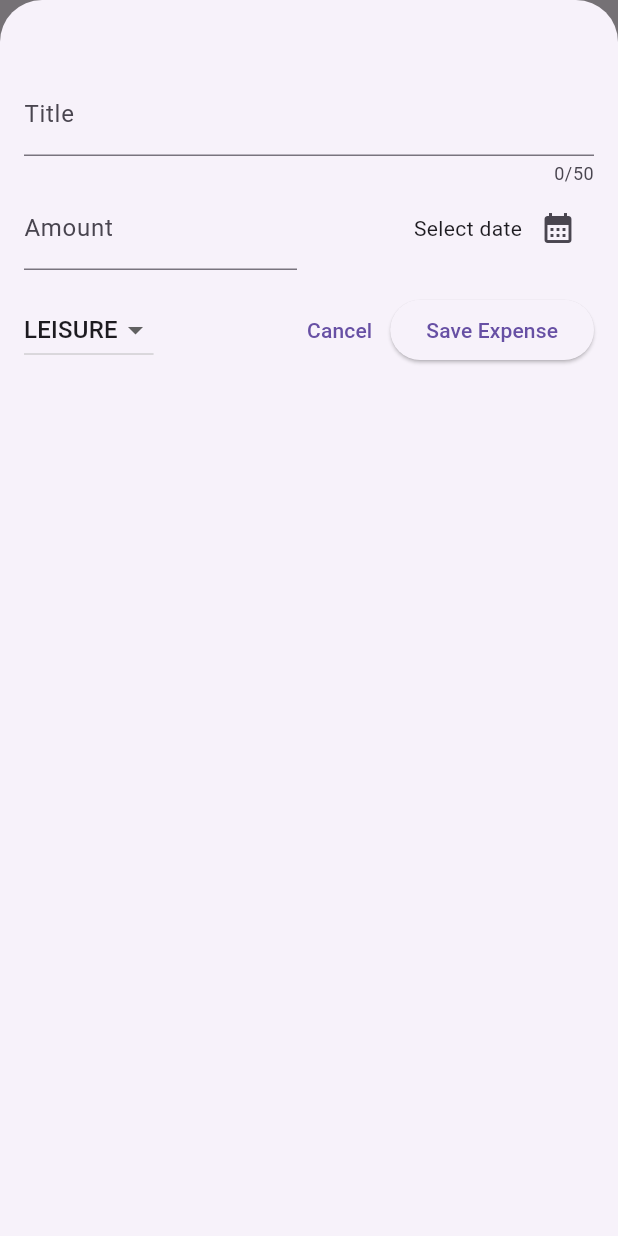
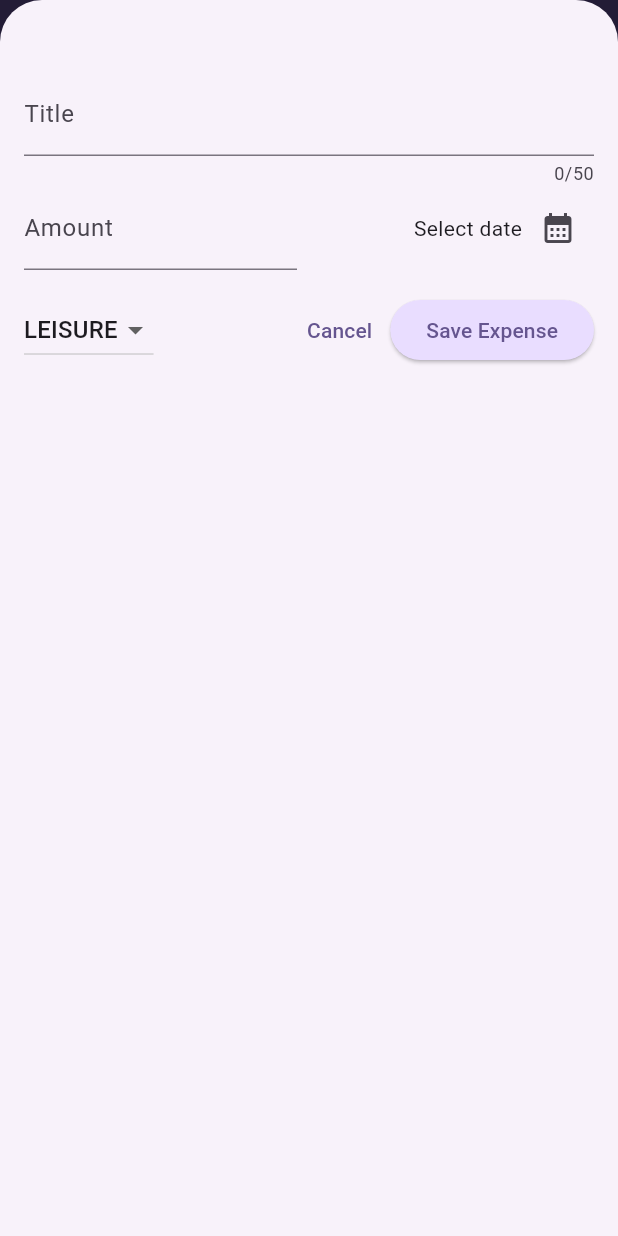
Before and after one commit to gersonnoboa/expense_tracker, a Flutter app: the screen it shows after launch, after a tap on the "add" icon, on a phone screen of 412 x 824 dp. Run offline on Flutter 3.47's test engine with Material 3 defaults, Android fonts, the phone set to English and light mode, and no system bars.

Commit message:
Add theming

```diff
--- a/lib/main.dart
+++ b/lib/main.dart
@@ -1,8 +1,38 @@
 import 'package:expense_tracker/widgets/expenses.dart';
 import 'package:flutter/material.dart';
 
+var kColorScheme =
+    ColorScheme.fromSeed(seedColor: const Color.fromARGB(255, 96, 59, 181));
 void main() {
-  runApp(const MaterialApp(
-    home: Expenses(),
-  ));
+  runApp(
+    MaterialApp(
+      theme: ThemeData().copyWith(
+        colorScheme: kColorScheme,
+        appBarTheme: const AppBarTheme().copyWith(
+          backgroundColor: kColorScheme.onPrimaryContainer,
+          foregroundColor: kColorScheme.primaryContainer,
+        ),
+        cardTheme: const CardTheme().copyWith(
+          color: kColorScheme.secondaryContainer,
+          margin: const EdgeInsets.symmetric(
+            horizontal: 16,
+            vertical: 8,
+          ),
+        ),
+        elevatedButtonTheme: ElevatedButtonThemeData(
+          style: ElevatedButton.styleFrom(
+            backgroundColor: kColorScheme.primaryContainer,
+          ),
+        ),
+        textTheme: ThemeData().textTheme.copyWith(
+              titleLarge: TextStyle(
+                fontWeight: FontWeight.normal,
+                color: kColorScheme.onSecondaryContainer,
+                fontSize: 14,
+              ),
+            ),
+      ),
+      home: const Expenses(),
+    ),
+  );
 }
```
Also changed, not shown: 1 other file.
